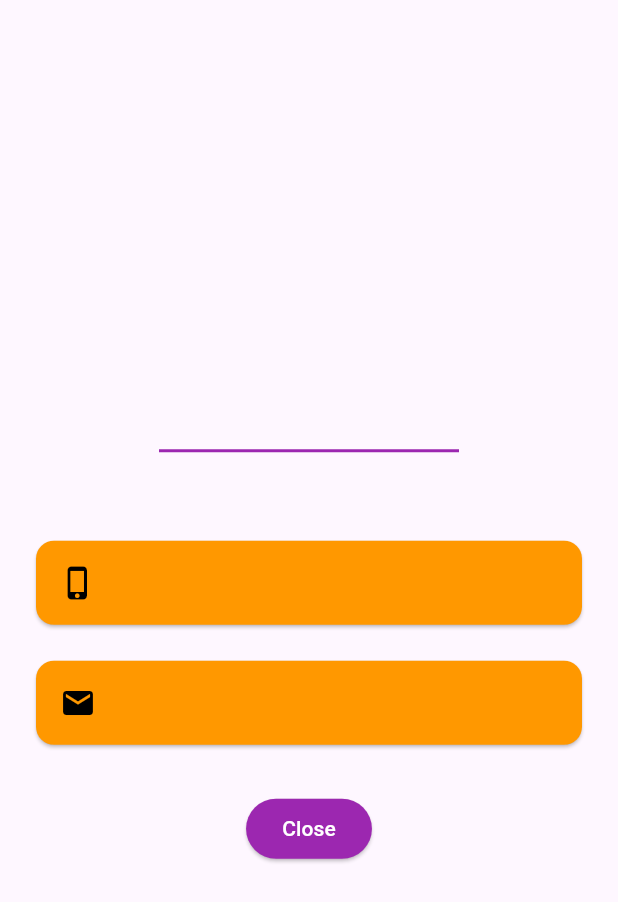
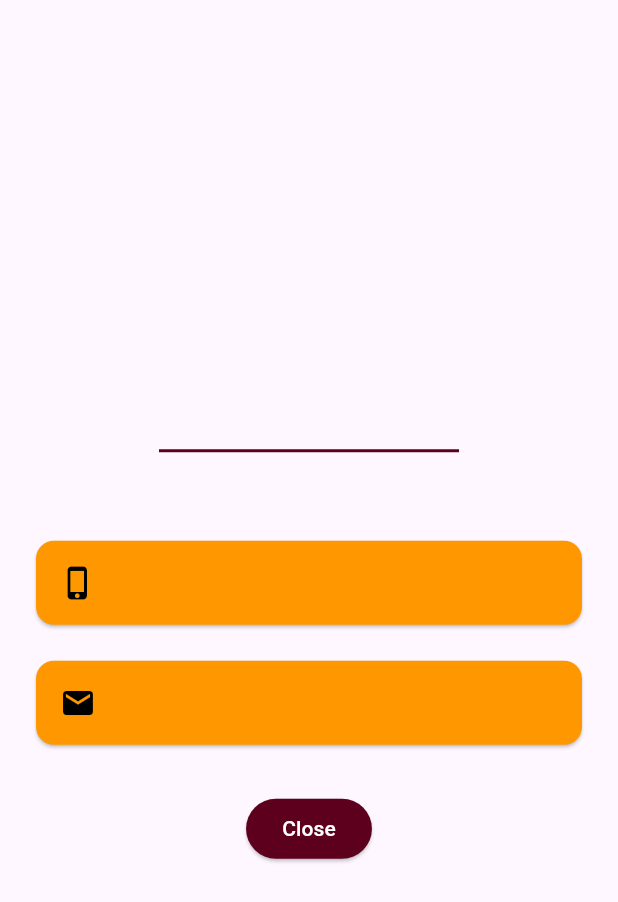
Before and after one commit to ai-rayhan/UTM-RIDEx-User-app, a Flutter app: the MainScreen screen opened directly, in the side drawer, after a tap on "Visit Profile", on a phone screen of 412 x 824 dp. Shown: the top 902 px of the screen. Run offline on Flutter 3.47's test engine with Material 3 defaults, Android fonts, the phone set to English and light mode, and no system bars; our stand-ins replace animated_text_kit, firebase_auth, firebase_core, firebase_database, firebase_messaging, fluttertoast and 5 more; missing offline and left inert: flutter_geofire, flutter_polyline_points; accounts and stored records are empty; key blocks and very long unbroken strings in the code were emptied for the run.

Commit message:
color change

```diff
--- a/lib/mainScreen/about_screen.dart
+++ b/lib/mainScreen/about_screen.dart
@@ -78,7 +78,7 @@ class _AboutScreenState extends State<AboutScreen>
                   SystemNavigator.pop();
                 },
                 style: ElevatedButton.styleFrom(
-                    backgroundColor: Colors.purple
+                    backgroundColor: Color(0Xff5D001D)
                 ),
                 child: const Text(
                   "Close",
--- a/lib/mainScreen/profile_screen.dart
+++ b/lib/mainScreen/profile_screen.dart
@@ -23,10 +23,10 @@ class _ProfileScreenState extends State<ProfileScreen>
 
             //username
             Text(
-              userModelCurrentInfo!.name!,
+              userModelCurrentInfo?.name??'',
               style: const TextStyle(
                 fontSize: 30.0,
-                color: Colors.purple,
+                color: Color(0Xff5D001D),
                 fontWeight: FontWeight.bold,
               ),
             ),
@@ -35,7 +35,7 @@ class _ProfileScreenState extends State<ProfileScreen>
               height: 20,
               width: 200,
               child: Divider(
-                color: Colors.purple,
+                color: Color(0Xff5D001D),
                 height: 2,
                 thickness: 2,
             ),
@@ -45,13 +45,13 @@ class _ProfileScreenState extends State<ProfileScreen>
 
             //phone
             InfoDesignUIWidget(
-              textInfo: userModelCurrentInfo!.phone!,
+              textInfo: userModelCurrentInfo?.phone??"",
               iconData: Icons.phone_iphone,
             ),
 
             //email
             InfoDesignUIWidget(
-              textInfo: userModelCurrentInfo!.email!,
+              textInfo: userModelCurrentInfo?.email??"",
               iconData: Icons.email,
             ),
 
@@ -63,7 +63,7 @@ class _ProfileScreenState extends State<ProfileScreen>
                   Navigator.pop(context);
                 },
                 style: ElevatedButton.styleFrom(
-                  backgroundColor: Colors.purple
+                  backgroundColor: Color(0Xff5D001D)
                 ),
                 child: const Text(
                   "Close",
--- a/lib/mainScreen/select_nearest_active_driver_screen.dart
+++ b/lib/mainScreen/select_nearest_active_driver_screen.dart
@@ -62,7 +62,7 @@ class _SelectNearestActiveDriversScreenState extends State<SelectNearestActiveDr
     return Scaffold(
       backgroundColor: Colors.black,
       appBar: AppBar(
-        backgroundColor: Colors.purple,
+        backgroundColor: Color(0Xff5D001D),
         title: const Text(
           "Nearest Online Drivers",
           style: TextStyle(
--- a/lib/widgets/my_drawer.dart
+++ b/lib/widgets/my_drawer.dart
@@ -34,7 +34,7 @@ class _MyDrawerState extends State<MyDrawer> {
             height: 200,
             color: Colors.black,
             child: DrawerHeader(
-              decoration: const BoxDecoration(color: Colors.purple),
+              decoration: const BoxDecoration(color: Color.fromARGB(255, 121, 30, 58)),
               child: Row(
                 children: [
                   const Icon(
```
Also changed, not shown: pubspec.lock, 2 other files.
